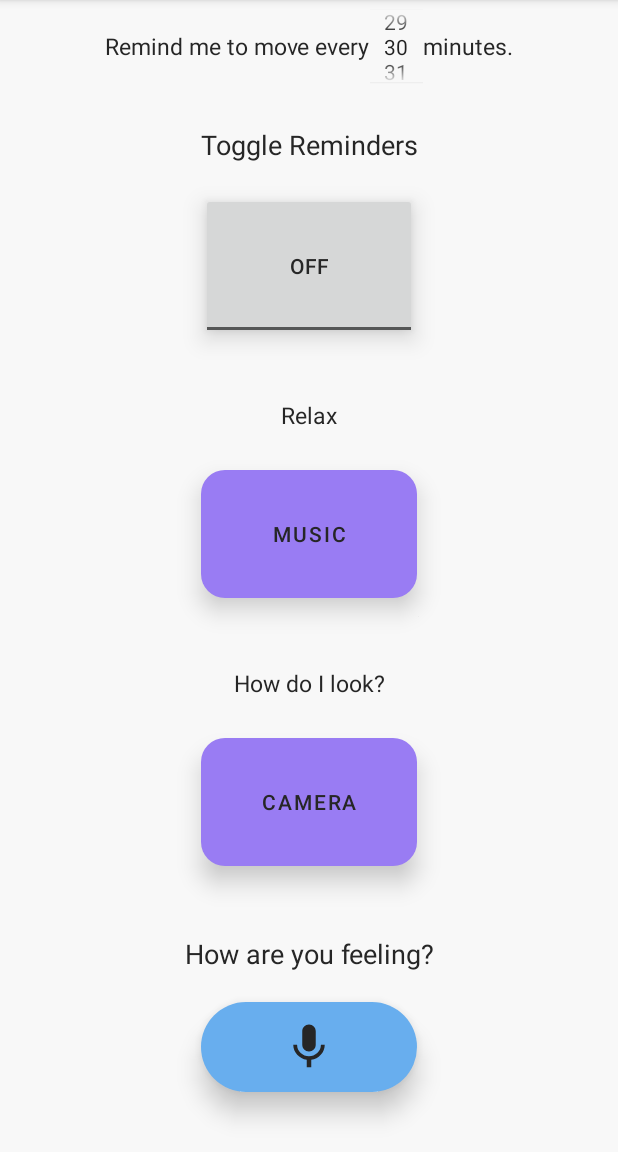
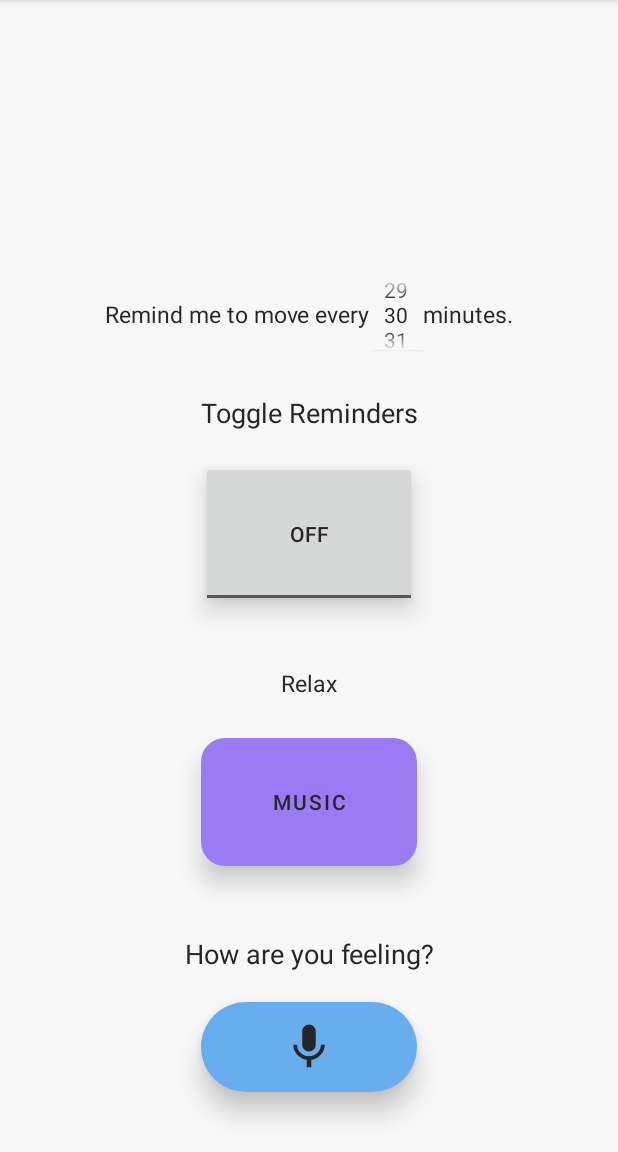
Before and after one commit to alexshaoo/Chairapy, an Android app: the screen it shows after launch (MainActivity), on a phone screen of 412 x 824 dp, the part 84-1236 px from its top. Run offline under Robolectric (Android 15) with nearby library versions, the light colour scheme and no system bars; pictures from the network do not load.

Commit message:
CAN THAT CAMERA BUTTON PLEASE JUST GO AWAY

```diff
--- a/android/app/src/main/res/layout/activity_main.xml
+++ b/android/app/src/main/res/layout/activity_main.xml
@@ -87,28 +87,6 @@
         tools:ignore="TextContrastCheck,TextContrastCheck" />
 
     <TextView
-        android:id="@+id/emotionTxt"
-        android:layout_width="match_parent"
-        android:layout_height="wrap_content"
-        android:layout_marginTop="28dp"
-        android:layout_marginBottom="8dp"
-        android:gravity="center"
-        android:text="@string/how_do_i_look"
-        android:textSize="@dimen/font_size" />
-
-    <Button
-        android:id="@+id/cameraBtn"
-        android:layout_width="144dp"
-        android:layout_height="97dp"
-        android:layout_gravity="center"
-        android:layout_margin="12dp"
-        android:elevation="10dp"
-        android:stateListAnimator="@null"
-        android:text="@string/camera"
-        app:cornerRadius="16dp"
-        tools:ignore="TextContrastCheck" />
-
-    <TextView
         android:id="@+id/textTV"
         android:layout_width="match_parent"
         android:layout_height="wrap_content"
```
